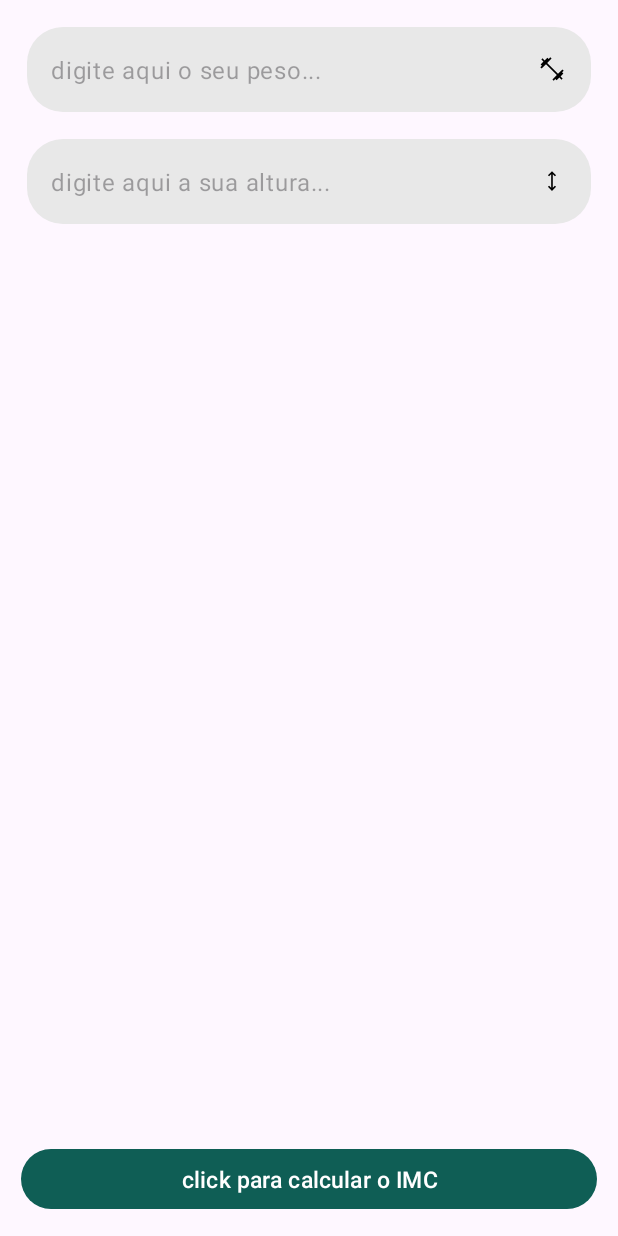
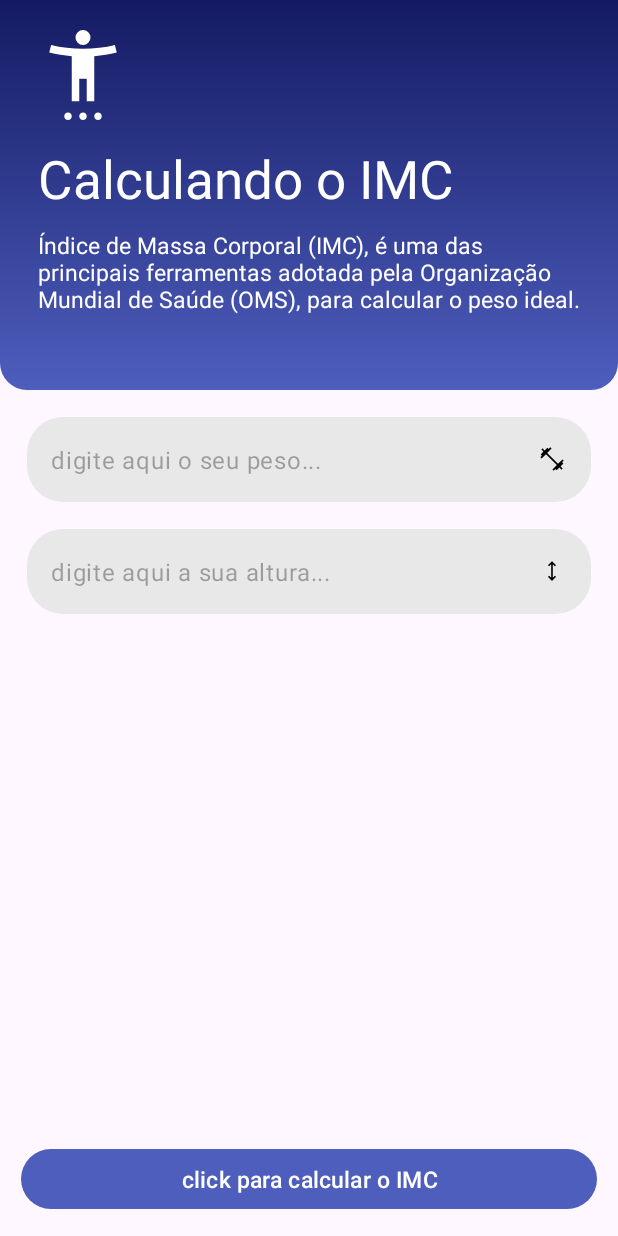
Before and after one commit to maumauriciog/calculadoraIMCv2, an Android app: the screen it shows after launch (MainActivity), on a phone screen of 412 x 824 dp. Run offline under Robolectric (Android 15) with nearby library versions, the phone set to English and light mode, and no system bars.

Commit message:
Melhorando a experiência do usuário 1.1

```diff
--- /dev/null
+++ b/app/src/main/res/drawable/pessoa.xml
@@ -0,0 +1,9 @@
+<vector xmlns:android="http://schemas.android.com/apk/res/android"
+    android:width="24dp"
+    android:height="24dp"
+    android:viewportWidth="960"
+    android:viewportHeight="960">
+  <path
+      android:fillColor="#FF000000"
+      android:pathData="M480,160q-33,0 -56.5,-23.5T400,80q0,-33 23.5,-56.5T480,0q33,0 56.5,23.5T560,80q0,33 -23.5,56.5T480,160ZM360,760v-480q-60,-5 -122,-15t-118,-25l20,-80q78,21 166,30.5t174,9.5q86,0 174,-9.5T820,160l20,80q-56,15 -118,25t-122,15v480h-80v-240h-80v240h-80ZM320,960q-17,0 -28.5,-11.5T280,920q0,-17 11.5,-28.5T320,880q17,0 28.5,11.5T360,920q0,17 -11.5,28.5T320,960ZM480,960q-17,0 -28.5,-11.5T440,920q0,-17 11.5,-28.5T480,880q17,0 28.5,11.5T520,920q0,17 -11.5,28.5T480,960ZM640,960q-17,0 -28.5,-11.5T600,920q0,-17 11.5,-28.5T640,880q17,0 28.5,11.5T680,920q0,17 -11.5,28.5T640,960Z"/>
+</vector>
--- a/app/src/main/res/layout/activity_main.xml
+++ b/app/src/main/res/layout/activity_main.xml
@@ -6,6 +6,52 @@
     android:layout_width="match_parent"
     android:layout_height="match_parent"
     tools:context=".MainActivity">
+
+    <LinearLayout
+        android:id="@+id/vg_bk"
+        android:layout_width="match_parent"
+        android:orientation="vertical"
+        android:layout_height="wrap_content"
+        android:background="@drawable/gradient_bg"
+        app:layout_constraintEnd_toEndOf="parent"
+        app:layout_constraintStart_toStartOf="parent"
+        app:layout_constraintTop_toTopOf="parent" >
+
+        <ImageView
+            android:src="@drawable/pessoa"
+            android:layout_width="60dp"
+            android:layout_height="60dp"
+            android:layout_marginTop="20dp"
+            android:layout_marginStart="25dp"
+            app:tint="@color/white" >
+
+        </ImageView>
+
+
+        <TextView
+            android:text="Calculando o IMC"
+            android:layout_width="wrap_content"
+            android:layout_height="wrap_content"
+            android:layout_marginTop="15dp"
+            android:layout_marginBottom="10dp"
+            android:layout_marginStart="25dp"
+            android:textColor="@color/white"
+            android:textSize="35dp"
+            tools:ignore="HardcodedText,SpUsage">
+        </TextView>
+
+        <TextView
+            android:text="Índice de Massa Corporal (IMC), é uma das principais ferramentas adotada pela Organização Mundial de Saúde (OMS), para calcular o peso ideal."
+            android:layout_width="wrap_content"
+            android:layout_height="wrap_content"
+            android:textColor="@color/white"
+            android:layout_marginStart="25dp"
+            android:layout_marginBottom="50dp"
+            android:layout_marginEnd="18dp"
+            android:textSize="15dp"
+            tools:ignore="HardcodedText,SpUsage" >
+        </TextView>
+    </LinearLayout>
 
     <Button
         android:id="@+id/btnIMC"
@@ -23,22 +69,22 @@
         android:id="@+id/textInputLayout"
         android:layout_width="match_parent"
         android:layout_height="wrap_content"
-        app:hintEnabled="false"
         android:layout_margin="18dp"
         app:boxStrokeColor="@color/black"
+        app:hintEnabled="false"
         app:layout_constraintEnd_toEndOf="parent"
         app:layout_constraintStart_toStartOf="parent"
-        app:layout_constraintTop_toTopOf="parent" >
+        app:layout_constraintTop_toBottomOf="@+id/vg_bk">
 
         <com.google.android.material.textfield.TextInputEditText
             android:id="@+id/impPeso"
             android:layout_width="match_parent"
             android:layout_height="wrap_content"
+            android:background="@drawable/rounded_bg"
             android:drawableEnd="@drawable/fitness_peso"
-            android:background="@drawable/rounded_bg"
+            android:hint="digite aqui o seu peso..."
             android:inputType="numberDecimal"
             android:maxLength="5"
-            android:hint="digite aqui o seu peso..."
             tools:ignore="HardcodedText" />
     </com.google.android.material.textfield.TextInputLayout>
 
@@ -46,8 +92,8 @@
         android:layout_width="match_parent"
         android:layout_height="wrap_content"
         android:layout_margin="18dp"
+        app:boxStrokeColor="@color/black"
         app:hintEnabled="false"
-        app:boxStrokeColor="@color/black"
         app:layout_constraintEnd_toEndOf="parent"
         app:layout_constraintStart_toStartOf="parent"
         app:layout_constraintTop_toBottomOf="@+id/textInputLayout">
@@ -59,8 +105,8 @@
             android:background="@drawable/rounded_bg"
             android:drawableEnd="@drawable/height"
             android:hint="digite aqui a sua altura..."
+            android:inputType="numberDecimal"
             android:maxLength="4"
-            android:inputType="numberDecimal"
             tools:ignore="HardcodedText" />
     </com.google.android.material.textfield.TextInputLayout>
 
--- a/app/src/main/res/values/colors.xml
+++ b/app/src/main/res/values/colors.xml
@@ -3,6 +3,6 @@
     <color name="black">#FF000000</color>
     <color name="white">#FFFFFFFF</color>
 
-    <color name="primary_400">#0F5E55</color>
-    <color name="primary_900">#1B2524</color>
+    <color name="primary_400">#4E5EBD</color>
+    <color name="primary_900">#141B63</color>
 </resources>
```
Also changed, not shown: 1 other file.
